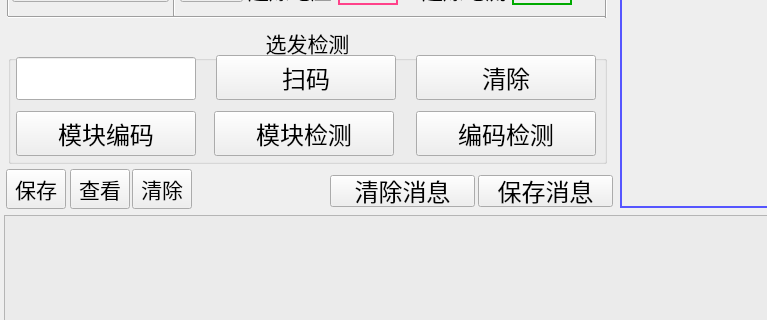
This is Detector.ui in LeeGingko/Terminal as Qt 5 draws it before an edit; both pictures show x 0 to 767 and y 237 to 557 of the 1366 by 728 pixel window. The edited form follows.
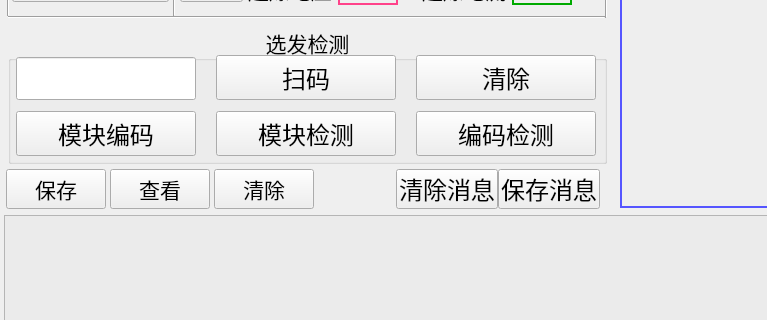
This is the edited form.

Patch:
```diff
--- a/Detector.ui
+++ b/Detector.ui
@@ -373,7 +373,7 @@
     <widget class="QPushButton" name="pushBtn_deviceDetection">
      <property name="geometry">
       <rect>
-       <x>206</x>
+       <x>208</x>
        <y>86</y>
        <width>180</width>
        <height>45</height>
@@ -1482,7 +1482,7 @@
      <rect>
       <x>6</x>
       <y>406</y>
-      <width>60</width>
+      <width>100</width>
       <height>40</height>
      </rect>
     </property>
@@ -1514,9 +1514,9 @@
    <widget class="QPushButton" name="pushBtn_showResults">
     <property name="geometry">
      <rect>
-      <x>70</x>
+      <x>110</x>
       <y>406</y>
-      <width>60</width>
+      <width>100</width>
       <height>40</height>
      </rect>
     </property>
@@ -1542,9 +1542,9 @@
    <widget class="QPushButton" name="pushBtn_clearResults">
     <property name="geometry">
      <rect>
-      <x>132</x>
+      <x>214</x>
       <y>406</y>
-      <width>60</width>
+      <width>100</width>
       <height>40</height>
      </rect>
     </property>
@@ -1635,10 +1635,10 @@
    <widget class="QPushButton" name="pushBtn_cleanMsgArea">
     <property name="geometry">
      <rect>
-      <x>330</x>
-      <y>412</y>
-      <width>145</width>
-      <height>32</height>
+      <x>396</x>
+      <y>406</y>
+      <width>102</width>
+      <height>40</height>
      </rect>
     </property>
     <property name="font">
@@ -1660,10 +1660,10 @@
    <widget class="QPushButton" name="pushBtn_saveMsgArea">
     <property name="geometry">
      <rect>
-      <x>478</x>
-      <y>412</y>
-      <width>135</width>
-      <height>32</height>
+      <x>498</x>
+      <y>406</y>
+      <width>102</width>
+      <height>40</height>
      </rect>
     </property>
     <property name="font">
```
